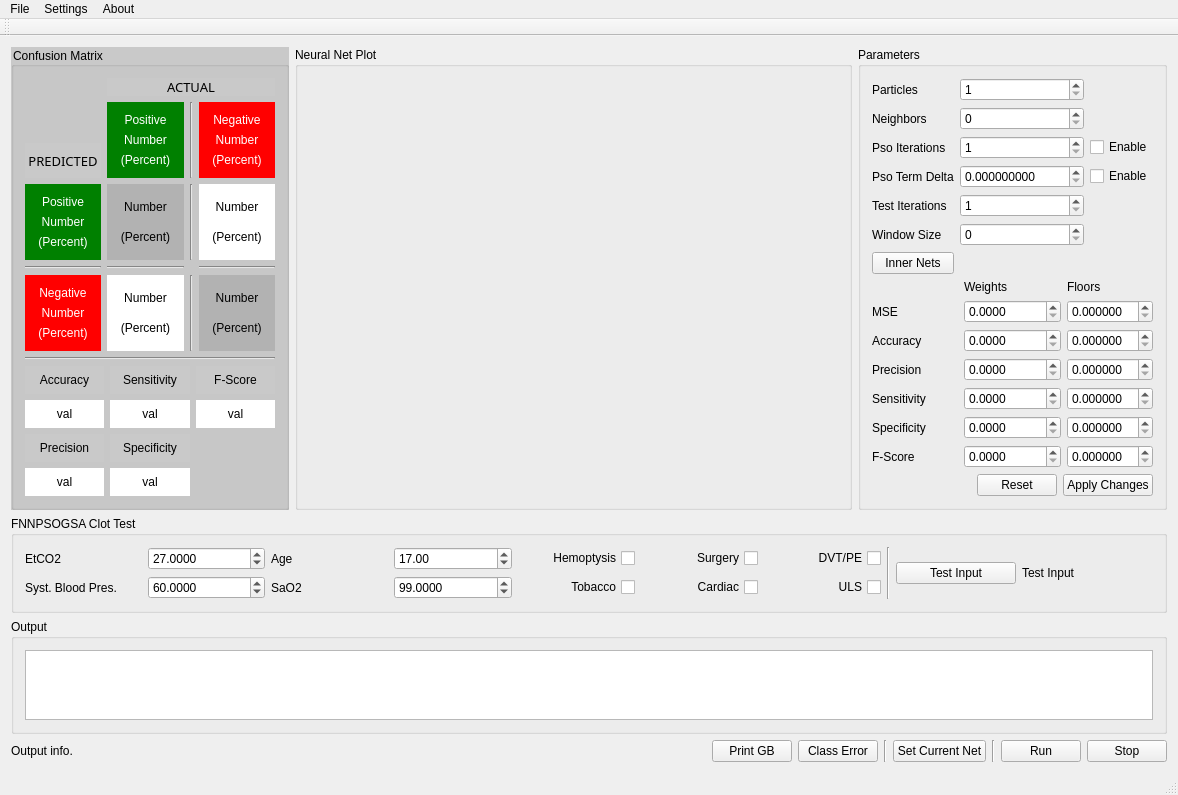
First picture: the form in frontend/mainwindow.ui, repository wboler05/pso_neural_net, before the edit.
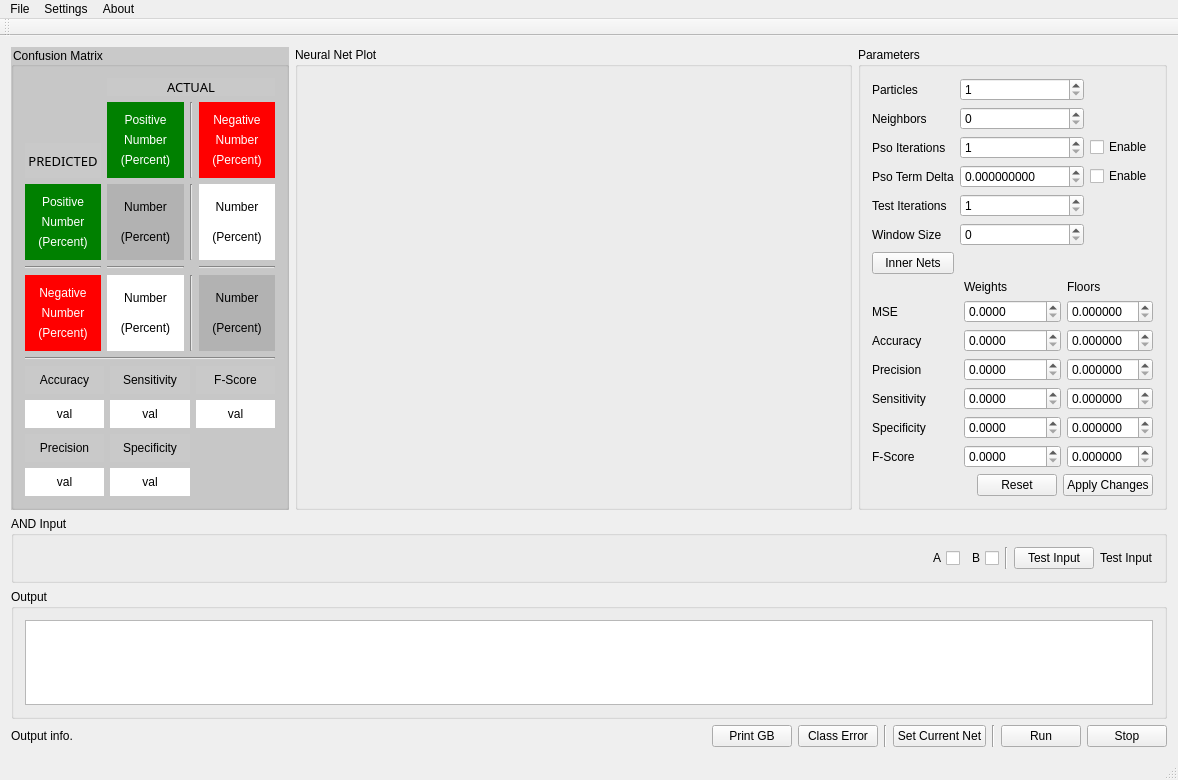
Second picture: the form after the edit. Custom widgets are drawn as their Qt base class.

```diff
--- a/frontend/mainwindow.ui
+++ b/frontend/mainwindow.ui
@@ -973,147 +973,43 @@
     <item>
      <widget class="QGroupBox" name="groupBox">
       <property name="title">
-       <string>FNNPSOGSA Clot Test</string>
+       <string>AND Input</string>
       </property>
-      <layout class="QHBoxLayout" name="horizontalLayout_4" stretch="10,10,3">
+      <layout class="QHBoxLayout" name="horizontalLayout_4">
        <item>
         <layout class="QGridLayout" name="gridLayout_3">
-         <item row="0" column="0">
-          <widget class="QLabel" name="label_15">
-           <property name="text">
-            <string>EtCO2</string>
-           </property>
-          </widget>
-         </item>
          <item row="0" column="1">
-          <widget class="QDoubleSpinBox" name="etco2_dsb">
-           <property name="decimals">
-            <number>4</number>
+          <widget class="QCheckBox" name="a_cb">
+           <property name="layoutDirection">
+            <enum>Qt::RightToLeft</enum>
            </property>
-           <property name="maximum">
-            <double>1000.000000000000000</double>
-           </property>
-           <property name="value">
-            <double>27.000000000000000</double>
+           <property name="text">
+            <string>A</string>
            </property>
           </widget>
          </item>
          <item row="0" column="2">
-          <widget class="QLabel" name="label_16">
-           <property name="text">
-            <string>Age</string>
-           </property>
-          </widget>
-         </item>
-         <item row="0" column="3">
-          <widget class="QDoubleSpinBox" name="age_dsb">
-           <property name="maximum">
-            <double>200.000000000000000</double>
-           </property>
-           <property name="value">
-            <double>17.000000000000000</double>
-           </property>
-          </widget>
-         </item>
-         <item row="0" column="4">
-          <widget class="QCheckBox" name="hemoptysis_cb">
+          <widget class="QCheckBox" name="b_cb">
            <property name="layoutDirection">
             <enum>Qt::RightToLeft</enum>
            </property>
            <property name="text">
-            <string>Hemoptysis</string>
+            <string>B</string>
            </property>
           </widget>
          </item>
-         <item row="0" column="5">
-          <widget class="QCheckBox" name="surgery_cb">
-           <property name="layoutDirection">
-            <enum>Qt::RightToLeft</enum>
+         <item row="0" column="0">
+          <spacer name="horizontalSpacer_3">
+           <property name="orientation">
+            <enum>Qt::Horizontal</enum>
            </property>
-           <property name="text">
-            <string>Surgery</string>
+           <property name="sizeHint" stdset="0">
+            <size>
+             <width>40</width>
+             <height>20</height>
+            </size>
            </property>
-          </widget>
-         </item>
-         <item row="0" column="6">
-          <widget class="QCheckBox" name="dvtpe_cb">
-           <property name="layoutDirection">
-            <enum>Qt::RightToLeft</enum>
-           </property>
-           <property name="text">
-            <string>DVT/PE</string>
-           </property>
-          </widget>
-         </item>
-         <item row="1" column="0">
-          <widget class="QLabel" name="label_17">
-           <property name="text">
-            <string>Syst. Blood Pres.</string>
-           </property>
-          </widget>
-         </item>
-         <item row="1" column="1">
-          <widget class="QDoubleSpinBox" name="sysbloodpres_dsb">
-           <property name="decimals">
-            <number>4</number>
-           </property>
-           <property name="maximum">
-            <double>300.000000000000000</double>
-           </property>
-           <property name="value">
-            <double>60.000000000000000</double>
-           </property>
-          </widget>
-         </item>
-         <item row="1" column="2">
-          <widget class="QLabel" name="label_18">
-           <property name="text">
-            <string>SaO2</string>
-           </property>
-          </widget>
-         </item>
-         <item row="1" column="3">
-          <widget class="QDoubleSpinBox" name="sao2_dsb">
-           <property name="decimals">
-            <number>4</number>
-           </property>
-           <property name="maximum">
-            <double>100.000000000000000</double>
-           </property>
-           <property name="value">
-            <double>99.000000000000000</double>
-           </property>
-          </widget>
-         </item>
-         <item row="1" column="4">
-          <widget class="QCheckBox" name="tobacco_cb">
-           <property name="layoutDirection">
-            <enum>Qt::RightToLeft</enum>
-           </property>
-           <property name="text">
-            <string>Tobacco</string>
-           </property>
-          </widget>
-         </item>
-         <item row="1" column="5">
-          <widget class="QCheckBox" name="cardiac_cb">
-           <property name="layoutDirection">
-            <enum>Qt::RightToLeft</enum>
-           </property>
-           <property name="text">
-            <string>Cardiac</string>
-           </property>
-          </widget>
-         </item>
-         <item row="1" column="6">
-          <widget class="QCheckBox" name="uls_cb">
-           <property name="layoutDirection">
-            <enum>Qt::RightToLeft</enum>
-           </property>
-           <property name="text">
-            <string>ULS</string>
-           </property>
-          </widget>
+          </spacer>
          </item>
         </layout>
        </item>
```
Left out of the diff: 12 changed lines with no effect on the pictures.
